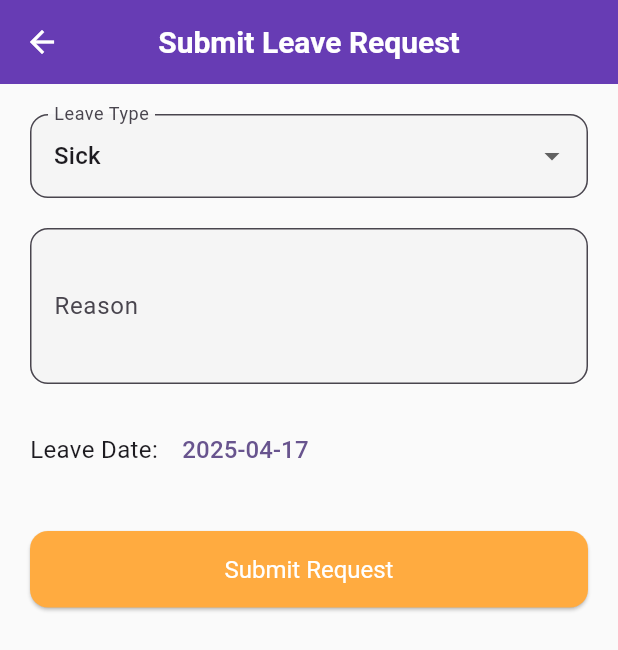
After one commit to mostapha227824/School-Management-Application, a Flutter app: the StudentDashboard screen opened by its route, after a tap on "Submit Leave Request", on a phone screen of 412 x 824 dp. The commit adds this screen. Shown: the top 650 px of the screen. Run offline on Flutter 3.47's test engine with Material 3 defaults, Android fonts, the phone set to English and light mode, and no system bars; our stand-ins replace cloud_firestore, firebase_auth, firebase_core; accounts and stored records are empty; network calls fail.

Commit message:
leave added

```diff
--- a/attendancemanagment/lib/screens/home/student_dashboard.dart
+++ b/attendancemanagment/lib/screens/home/student_dashboard.dart
@@ -1,6 +1,8 @@
 import 'package:flutter/material.dart';
 import 'package:attendancemanagment/screens/student/student_attendance_screen.dart';
-import 'package:attendancemanagment/screens/student/student_grades_screen.dart'; // Import for grades screen
+import 'package:attendancemanagment/screens/student/student_grades_screen.dart';
+import 'package:attendancemanagment/screens/student/submit_leave_screen.dart'; // << Add this line
+import 'package:attendancemanagment/screens/student/student_leave_followup_screen.dart'; // << Add this line
 import '../../services/auth_service.dart';
 
 class StudentDashboard extends StatelessWidget {
@@ -27,17 +29,16 @@ class StudentDashboard extends StatelessWidget {
         ],
       ),
       body: Padding(
-        padding: const EdgeInsets.all(16.0), // Add padding for spacing
+        padding: const EdgeInsets.all(16.0),
         child: Center(
           child: Column(
             mainAxisAlignment: MainAxisAlignment.center,
-            crossAxisAlignment: CrossAxisAlignment.center,
             children: [
               Text(
                 'Welcome to Student Dashboard!',
-                style: TextStyle(fontSize: 24, fontWeight: FontWeight.bold), // Direct style
+                style: TextStyle(fontSize: 24, fontWeight: FontWeight.bold),
               ),
-              const SizedBox(height: 40), // Space between text and buttons
+              const SizedBox(height: 40),
               ElevatedButton(
                 onPressed: () {
                   Navigator.push(
@@ -49,15 +50,14 @@ class StudentDashboard extends StatelessWidget {
                 },
                 style: ElevatedButton.styleFrom(
                   padding: const EdgeInsets.symmetric(vertical: 16, horizontal: 32),
-                  backgroundColor: Theme.of(context).colorScheme.primary, // Apply theme primary color
-                  textStyle: TextStyle(fontSize: 16), // Custom style for button text
+                  backgroundColor: Theme.of(context).colorScheme.primary,
                   shape: RoundedRectangleBorder(
                     borderRadius: BorderRadius.circular(12),
                   ),
                 ),
                 child: const Text('View Attendance'),
               ),
-              const SizedBox(height: 20), // Space between buttons
+              const SizedBox(height: 20),
               ElevatedButton(
                 onPressed: () {
                   Navigator.push(
@@ -69,13 +69,50 @@ class StudentDashboard extends StatelessWidget {
                 },
                 style: ElevatedButton.styleFrom(
                   padding: const EdgeInsets.symmetric(vertical: 16, horizontal: 32),
-                  backgroundColor: Theme.of(context).colorScheme.secondary, // Apply theme secondary color
-                  textStyle: TextStyle(fontSize: 16), // Custom style for button text
+                  backgroundColor: Theme.of(context).colorScheme.secondary,
                   shape: RoundedRectangleBorder(
                     borderRadius: BorderRadius.circular(12),
                   ),
                 ),
                 child: const Text('View Grades'),
+              ),
+              const SizedBox(height: 20),
+              ElevatedButton(
+                onPressed: () {
+                  Navigator.push(
+                    context,
+                    MaterialPageRoute(
+                      builder: (context) => SubmitLeaveScreen(studentId: studentId),
+                    ),
+                  );
+                },
+                style: ElevatedButton.styleFrom(
+                  padding: const EdgeInsets.symmetric(vertical: 16, horizontal: 32),
+                  backgroundColor: Colors.orangeAccent,
+                  shape: RoundedRectangleBorder(
+                    borderRadius: BorderRadius.circular(12),
+                  ),
+                ),
+                child: const Text('Submit Leave Request'),
+              ),
+              const SizedBox(height: 20),
+              ElevatedButton(
+                onPressed: () {
+                  Navigator.push(
+                    context,
+                    MaterialPageRoute(
+                      builder: (context) => StudentLeaveFollowUpScreen(studentId: studentId),
+                    ),
+                  );
+                },
+                style: ElevatedButton.styleFrom(
+                  padding: const EdgeInsets.symmetric(vertical: 16, horizontal: 32),
+                  backgroundColor: Colors.blueAccent,
+                  shape: RoundedRectangleBorder(
+                    borderRadius: BorderRadius.circular(12),
+                  ),
+                ),
+                child: const Text('Leave Follow-up'),
               ),
             ],
           ),
--- /dev/null
+++ b/attendancemanagment/lib/screens/student/student_leave_followup_screen.dart
@@ -0,0 +1,77 @@
+import 'package:cloud_firestore/cloud_firestore.dart';
+import 'package:flutter/material.dart';
+
+class StudentLeaveFollowUpScreen extends StatelessWidget {
+  final String studentId;
+
+  const StudentLeaveFollowUpScreen({super.key, required this.studentId});
+
+  // Function to parse date either from String or Timestamp
+  DateTime parseDate(dynamic date) {
+    if (date is Timestamp) {
+      return date.toDate(); // Convert Timestamp to DateTime
+    } else if (date is String) {
+      try {
+        return DateTime.parse(date); // Convert String to DateTime
+      } catch (e) {
+        return DateTime.now(); // If error occurs, return current time
+      }
+    }
+    return DateTime.now(); // If the date is not a Timestamp or String, return current time
+  }
+
+  @override
+  Widget build(BuildContext context) {
+    return Scaffold(
+      appBar: AppBar(
+        title: const Text('Leave Request Status'),
+      ),
+      body: StreamBuilder<QuerySnapshot>(
+        stream: FirebaseFirestore.instance
+            .collection('leave_requests')
+            .where('studentId', isEqualTo: studentId)
+            .snapshots(),
+        builder: (context, snapshot) {
+          if (snapshot.connectionState == ConnectionState.waiting) {
+            return const Center(child: CircularProgressIndicator());
+          }
+
+          if (!snapshot.hasData || snapshot.data!.docs.isEmpty) {
+            return const Center(child: Text('No leave requests submitted.'));
+          }
+
+          final leaveRequests = snapshot.data!.docs;
+
+          return ListView.builder(
+            itemCount: leaveRequests.length,
+            itemBuilder: (context, index) {
+              final leaveRequest = leaveRequests[index];
+              final leaveType = leaveRequest['leaveType'];
+              final reason = leaveRequest['reason'];
+              final status = leaveRequest['status'];
+
+              // Parse the date (either String or Timestamp)
+              final leaveDate = parseDate(leaveRequest['date']);
+
+              return Card(
+                margin: const EdgeInsets.all(10),
+                child: ListTile(
+                  title: Text('Leave Type: $leaveType'),
+                  subtitle: Text(
+                    'Reason: $reason\nDate: ${leaveDate.toLocal()}',
+                  ),
+                  trailing: Text(
+                    'Status: $status',
+                    style: TextStyle(
+                      color: status == 'Approved' ? Colors.green : Colors.red,
+                    ),
+                  ),
+                ),
+              );
+            },
+          );
+        },
+      ),
+    );
+  }
+}
--- /dev/null
+++ b/attendancemanagment/lib/screens/student/submit_leave_screen.dart
@@ -0,0 +1,131 @@
+import 'package:cloud_firestore/cloud_firestore.dart';
+import 'package:flutter/material.dart';
+
+class SubmitLeaveScreen extends StatefulWidget {
+  final String studentId;
+
+  const SubmitLeaveScreen({super.key, required this.studentId});
+
+  @override
+  State<SubmitLeaveScreen> createState() => _SubmitLeaveScreenState();
+}
+
+class _SubmitLeaveScreenState extends State<SubmitLeaveScreen> {
+  final _formKey = GlobalKey<FormState>();
+  String leaveType = 'Sick';
+  String reason = '';
+  DateTime selectedDate = DateTime.now();
+
+  Future<void> submitLeaveRequest() async {
+    try {
+      await FirebaseFirestore.instance.collection('leave_requests').add({
+        'studentId': widget.studentId,
+        'leaveType': leaveType,
+        'reason': reason,
+        'date': selectedDate.toIso8601String(),
+        'status': 'Pending', // default
+        'timestamp': FieldValue.serverTimestamp(),
+      });
+
+      ScaffoldMessenger.of(context).showSnackBar(
+        SnackBar(content: Text('Leave request submitted!')),
+      );
+
+      Navigator.pop(context);
+    } catch (e) {
+      print('Error submitting leave request: $e');
+      ScaffoldMessenger.of(context).showSnackBar(
+        SnackBar(content: Text('Failed to submit leave request.')),
+      );
+    }
+  }
+
+  Future<void> pickDate(BuildContext context) async {
+    final picked = await showDatePicker(
+      context: context,
+      initialDate: selectedDate,
+      firstDate: DateTime(2020),
+      lastDate: DateTime(2100),
+    );
+
+    if (picked != null && picked != selectedDate) {
+      setState(() {
+        selectedDate = picked;
+      });
+    }
+  }
+
+  @override
+  Widget build(BuildContext context) {
+    return Scaffold(
+      appBar: AppBar(
+        title: const Text('Submit Leave Request'),
+      ),
+      body: Padding(
+        padding: const EdgeInsets.all(20.0),
+        child: Form(
+          key: _formKey,
+          child: ListView(
+            children: [
+              // Leave Type
+              DropdownButtonFormField<String>(
+                value: leaveType,
+                decoration: const InputDecoration(labelText: 'Leave Type'),
+                items: ['Sick', 'Personal', 'Emergency']
+                    .map((type) => DropdownMenuItem(
+                          value: type,
+                          child: Text(type),
+                        ))
+                    .toList(),
+                onChanged: (value) {
+                  if (value != null) {
+                    setState(() => leaveType = value);
+                  }
+                },
+              ),
+              const SizedBox(height: 20),
+              // Reason
+              TextFormField(
+                decoration: const InputDecoration(labelText: 'Reason'),
+                maxLines: 3,
+                validator: (value) =>
+                    value == null || value.isEmpty ? 'Please enter a reason' : null,
+                onChanged: (value) => reason = value,
+              ),
+              const SizedBox(height: 20),
+              // Date Picker
+              Row(
+                children: [
+                  const Text("Leave Date: "),
+                  TextButton(
+                    onPressed: () => pickDate(context),
+                    child: Text(
+                      "${selectedDate.toLocal()}".split(' ')[0],
+                      style: const TextStyle(fontSize: 16),
+                    ),
+                  ),
+                ],
+              ),
+              const SizedBox(height: 30),
+              ElevatedButton(
+                onPressed: () {
+                  if (_formKey.currentState!.validate()) {
+                    submitLeaveRequest();
+                  }
+                },
+                style: ElevatedButton.styleFrom(
+                  padding: const EdgeInsets.all(16),
+                  backgroundColor: Colors.orangeAccent,
+                  shape: RoundedRectangleBorder(
+                    borderRadius: BorderRadius.circular(12),
+                  ),
+                ),
+                child: const Text('Submit Request'),
+              ),
+            ],
+          ),
+        ),
+      ),
+    );
+  }
+}
```
Also changed, not shown: attendancemanagment/lib/screens/admin/leave_requests_page.dart (added, +111 -0 lines), attendancemanagment/lib/screens/home/admin_dashboard.dart (+18 -3 lines), attendancemanagment/lib/services/leave_service.dart (added, +39 -0 lines).
